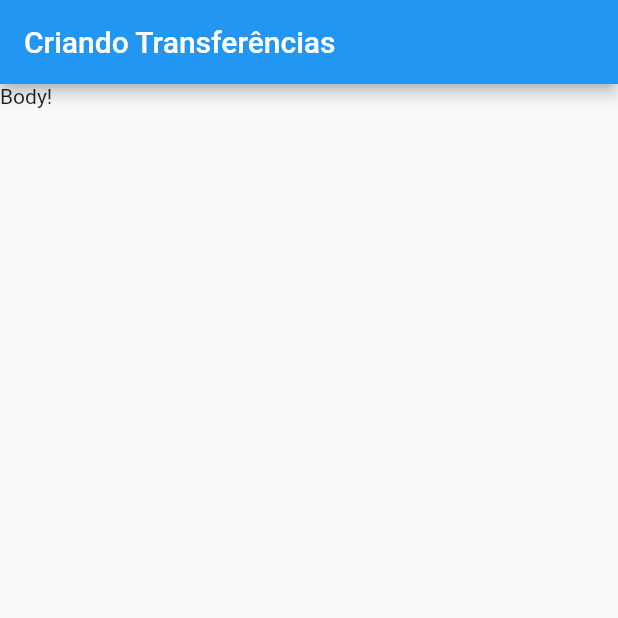
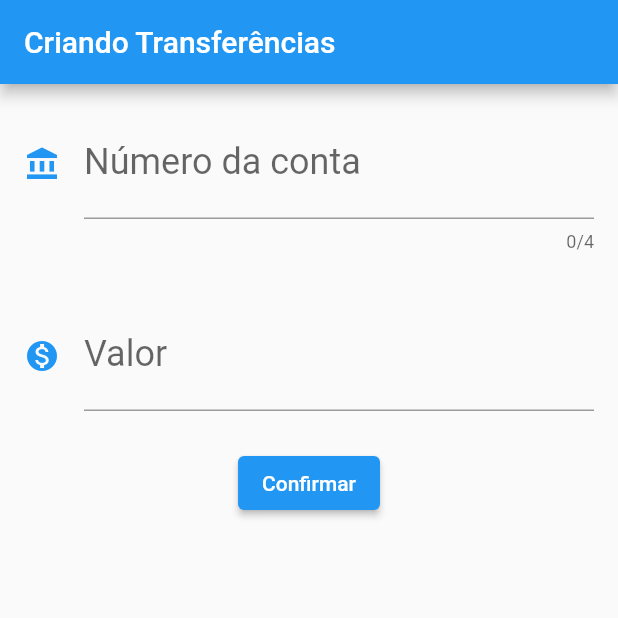
Before and after one commit to Wessh/FlutterBytebank, a Flutter app: the screen it shows after launch, on a phone screen of 412 x 824 dp, the top half of it. Run offline on Flutter 3.47's test engine with Material 2 defaults, Android fonts, the phone set to English and light mode, and no system bars.

Commit message:
Montando-o_Layout_do_Formulario

```diff
--- a/lib/main.dart
+++ b/lib/main.dart
@@ -26,12 +26,55 @@ class FormularioTransferencia extends StatelessWidget {
       appBar: AppBar(
         title: Text('Criando Transferências'),
       ),
-      body: Text('Body!'),
+      body: Column(
+        children: [
+          Padding(
+            padding: const EdgeInsets.all(16.0),
+            child: TextField(
+              style: TextStyle(fontSize: 24),
+              decoration: InputDecoration(
+                icon: Icon(
+                  Icons.account_balance,
+                  color: Colors.blue,
+                ),
+                labelText: 'Número da conta',
+                hintText: '0000',
+              ),
+              keyboardType: TextInputType.number,
+              maxLength: 4,
+            ),
+          ),
+          Padding(
+            padding: const EdgeInsets.all(16.0),
+            child: TextField(
+              style: TextStyle(fontSize: 24),
+              decoration: InputDecoration(
+                icon: Icon(
+                  Icons.monetization_on,
+                  color: Colors.blue,
+                ),
+                labelText: 'Valor',
+                hintText: '0.00',
+              ),
+              keyboardType: TextInputType.number,
+            ),
+          ),
+          Padding(
+            padding: const EdgeInsets.only(top: 8),
+            child: ElevatedButton(
+              onPressed: () {},
+              child: Text('Confirmar'),
+            ),
+          ),
+        ],
+      ),
     );
   }
 }
 
 class ListaTransferencia extends StatelessWidget {
+  const ListaTransferencia({Key? key}) : super(key: key);
+
   /*
    * StatelessWidget = Conteudo de forma estatica
    * StatefulWidget = Tem a capacidade de modificar itens de forma dinamica
@@ -67,7 +110,8 @@ class ListaTransferencia extends StatelessWidget {
 class ItemTransferencia extends StatelessWidget {
   final Transferencia _transferencia;
 
-  ItemTransferencia(this._transferencia);
+  // ignore: prefer_const_constructors_in_immutables
+  ItemTransferencia(this._transferencia, {Key? key}) : super(key: key);
 
   @override
   Widget build(BuildContext context) {
```
